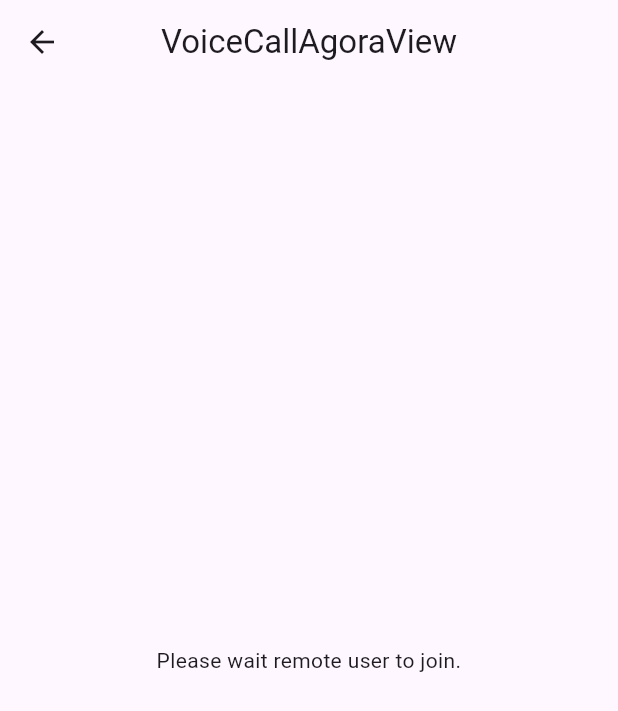
After one commit to hastivaghani86/mine_audio_call_app, a Flutter app: the VoiceCallPagee screen opened directly, on a phone screen of 412 x 824 dp. The commit adds this screen. Shown: the top 711 px of the screen. Run offline on Flutter 3.47's test engine with Material 3 defaults, Android fonts, the phone set to English and light mode, and no system bars; our stand-ins replace get, permission_handler; missing offline and left inert: agora_rtc_engine.

Commit message:
working on vc integration

```diff
--- /dev/null
+++ b/lib/agora/agora_video_call.dart
@@ -0,0 +1,2 @@
+String agoraAppId ="b9afe1385e4a452dba0a1cdf52cc7bdc";
+String tempToken = "007eJxTYDDcccThnZEbM7s+f7vo+zqGlHD18iU/vwg7vb6RZ+r89oUCQ5JlYlqqobGFaapJoompUUpSokGiYXJKmqlRcrJ5Ukry1mzJtIZARoaliR7MjAwQCOKzMiTmZhZnMDAAAA2RHyE=";
--- /dev/null
+++ b/lib/app/modules/voice_call_agora/views/voice_call_agora_view.dart
@@ -0,0 +1,102 @@
+import 'package:agora_rtc_engine/agora_rtc_engine.dart';
+import 'package:flutter/material.dart';
+import 'package:agora_rtc_engine/agora_rtc_engine.dart';
+// import 'package:agora_rtc_engine/rtc_local_view.dart' as RtcLocalView;
+// import 'package:agora_rtc_engine/rtc_remote_view.dart' as RtcRemoteView;
+
+
+import 'package:get/get.dart';
+import 'package:permission_handler/permission_handler.dart';
+
+import '../controllers/voice_call_agora_controller.dart';
+
+String agoraAppId = "b9afe1385e4a452dba0a1cdf52cc7bdc";
+String tempToken = "007eJxTYDDcccThnZEbM7s+f7vo+zqGlHD18iU/vwg7vb6RZ+r89oUCQ5JlYlqqobGFaapJoompUUpSokGiYXJKmqlRcrJ5Ukry1mzJtIZARoaliR7MjAwQCOKzMiTmZhZnMDAAAA2RHyE=";
+
+
+// class VoiceCallAgoraView extends GetView<VoiceCallAgoraController> {
+//   const VoiceCallAgoraView({Key? key}) : super(key: key);
+//   @override
+//   Widget build(BuildContext context) {
+//     return Scaffold(
+//       appBar: AppBar(
+//         title: const Text('VoiceCallAgoraView'),
+//         centerTitle: true,
+//       ),
+//       body: const Center(
+//         child: Text(
+//           'VoiceCallAgoraView is working',
+//           style: TextStyle(fontSize: 20),
+//         ),
+//       ),
+//     );
+//   }
+// }
+
+class VoiceCallPagee extends StatefulWidget {
+
+  const VoiceCallPagee({Key? key,}) : super(key: key);
+
+  @override
+  State<VoiceCallPagee> createState() => _VoiceCallPageeState();
+}
+
+class _VoiceCallPageeState extends State<VoiceCallPagee> {
+  int remoteUid = -1;
+  late RtcEngine rtcEngine;
+
+  @override
+  void initState() {
+    initForAgora();
+    super.initState();
+  }
+
+  Future<void> initForAgora() async {
+    await [Permission.microphone, Permission.camera].request();
+    // rtcEngine = await RtcEngine.create();
+    // rtcEngine = await RtcEngine.create(agoraAppId);
+
+
+  }
+
+
+  @override
+  Widget build(BuildContext context) {
+    return Scaffold(
+      appBar: AppBar(
+        title: const Text('VoiceCallAgoraView'),
+        centerTitle: true,
+      ),
+      body: Stack(
+        children: [
+          Center(
+            child: _renderRemoteVideo(),
+          ),
+          Align(
+            alignment: Alignment.topLeft,
+            child: Container(
+              width: 100,
+              height: 100,
+              child: Center(child: _renderLocalPreview(),),
+            ),
+          )
+        ],
+      ),
+    );
+  }
+
+
+  Widget _renderLocalPreview() {
+    return Container();
+  }
+
+  Widget _renderRemoteVideo({String? remoteUid}) {
+    if (remoteUid != null) {
+      return Container();
+    } else {
+      return const Text(
+          "Please wait remote user to join.", textAlign: TextAlign.center);
+    }
+  }
+
+}
--- a/lib/main.dart
+++ b/lib/main.dart
@@ -57,7 +57,7 @@
   Future<String> generateAgoraToken() async {
     // Generate token using your preferred method, for example, from a backend server
     // For demonstration purposes, we'll just return a dummy token
-    return "test" /*getRandomString(10)*/;
+    return  "007eJxTYDDcccThnZEbM7s+f7vo+zqGlHD18iU/vwg7vb6RZ+r89oUCQ5JlYlqqobGFaapJoompUUpSokGiYXJKmqlRcrJ5Ukry1mzJtIZARoaliR7MjAwQCOKzMiTmZhZnMDAAAA2RHyE=";
   }
 
   Future<void> setupVoiceSDKEngine() async {
--- /dev/null
+++ b/lib/zego_cloud/zego_cloud_view.dart
@@ -0,0 +1 @@
+// x
--- a/pubspec.yaml
+++ b/pubspec.yaml
@@ -38,6 +38,8 @@
 #  agora_uikit: ^1.3.8
   permission_handler: ^11.3.1
   agora_rtc_engine: ^6.3.0
+  get: ^4.6.6
+#  zego_uikit_prebuilt_call: ^4.7.3
 
 
 dev_dependencies:
```
Also changed, not shown: lib/app/modules/voice_call_agora/bindings/voice_call_agora_binding.dart (added, +12 -0 lines), lib/app/modules/voice_call_agora/controllers/voice_call_agora_controller.dart (added, +23 -0 lines), lib/app/routes/app_routes.dart (added, +10 -0 lines), pubspec.lock, 2 other files.
